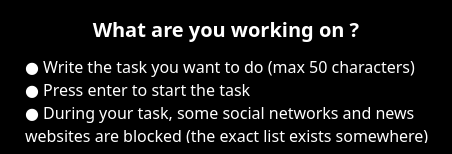
Old version of the form boxtime/views/protipswidget.ui in the repository jdauphant/boxtime.
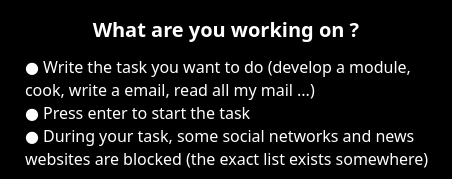
New version of the form.

Commit message: Improve text pro tips

Diff of the .ui file:
```diff
--- a/boxtime/views/protipswidget.ui
+++ b/boxtime/views/protipswidget.ui
@@ -7,7 +7,7 @@
     <x>0</x>
     <y>0</y>
     <width>452</width>
-    <height>154</height>
+    <height>179</height>
    </rect>
   </property>
   <property name="sizePolicy">
@@ -461,7 +461,7 @@
 p, li { white-space: pre-wrap; }
 &lt;/style&gt;&lt;/head&gt;&lt;body style=&quot; font-family:'Nexa Light'; font-size:10pt; font-weight:400; font-style:normal;&quot; bgcolor=&quot;#000000&quot;&gt;
 &lt;p align=&quot;center&quot; style=&quot; margin-top:12px; margin-bottom:12px; margin-left:0px; margin-right:0px; -qt-block-indent:0; text-indent:0px;&quot;&gt;&lt;span style=&quot; font-family:'Nexa'; font-size:x-large; font-weight:600; color:#ffffff;&quot;&gt;What are you working on ?&lt;/span&gt;&lt;/p&gt;
-&lt;p style=&quot; margin-top:12px; margin-bottom:12px; margin-left:10px; margin-right:0px; -qt-block-indent:0; text-indent:0px;&quot;&gt;&lt;span style=&quot; font-family:'Nexa'; font-size:large; color:#ffffff;&quot;&gt;● Write the task you want to do (max 50 characters)&lt;br /&gt;● Press enter to start the task&lt;br /&gt;● During your task, some social networks and news websites are blocked (the exact list exists somewhere)&lt;br /&gt;&lt;/span&gt;&lt;/p&gt;&lt;/body&gt;&lt;/html&gt;</string>
+&lt;p style=&quot; margin-top:12px; margin-bottom:12px; margin-left:10px; margin-right:0px; -qt-block-indent:0; text-indent:0px;&quot;&gt;&lt;span style=&quot; font-family:'Nexa'; font-size:large; color:#ffffff;&quot;&gt;● Write the task you want to do (develop a module, cook, write a email, read all my mail ...)&lt;br /&gt;● Press enter to start the task&lt;br /&gt;● During your task, some social networks and news websites are blocked (the exact list exists somewhere)&lt;br /&gt;&lt;/span&gt;&lt;/p&gt;&lt;/body&gt;&lt;/html&gt;</string>
      </property>
      <property name="acceptRichText">
       <bool>false</bool>
```
